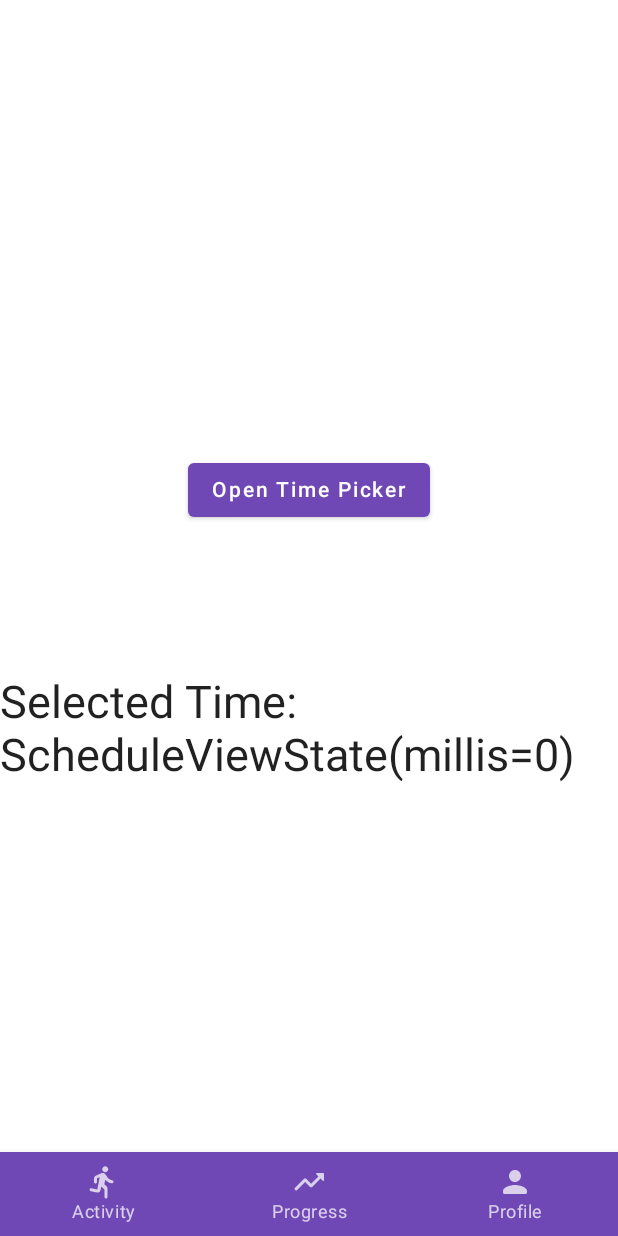
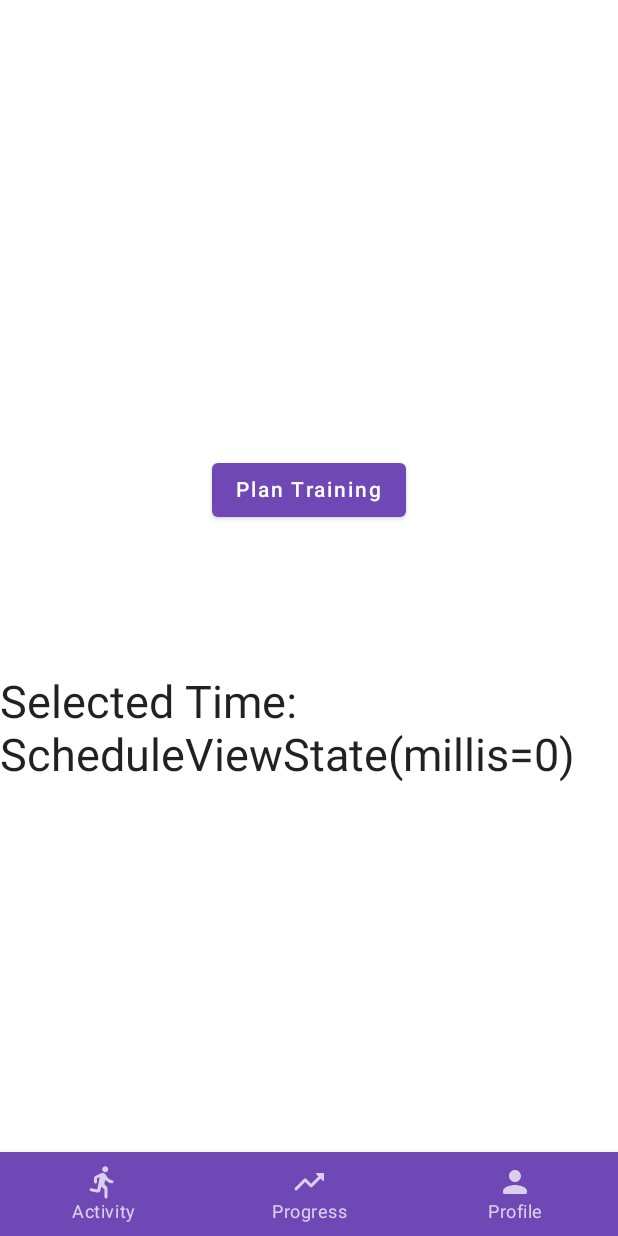
Before and after one commit to capkeik/laufen, an Android app built with Jetpack Compose: the ScheduleScreen screen opened through its navigation route, on a phone screen of 412 x 824 dp. Run offline under Robolectric (Android 15) with nearby library versions, the phone set to English and light mode, and no system bars; our stand-ins replace livedata-compose.

Commit message:
add schedule screen && time picker dialog

```diff
--- a/app/src/main/java/com/example/laufen/maps/nav/MainNavHost.kt
+++ b/app/src/main/java/com/example/laufen/maps/nav/MainNavHost.kt
@@ -8,6 +8,7 @@ import com.example.laufen.maps.nav.nested.ActivityScreens
 import com.example.laufen.maps.nav.nested.ProfileScreens
 import com.example.laufen.maps.nav.nested.ProgressScreens
 import com.example.laufen.maps.presentation.*
+import com.example.laufen.maps.presentation.schedule.ScheduleScreen
 
 @Composable
 fun MainNavHost(
--- a/app/src/main/java/com/example/laufen/maps/presentation/schedule/ScheduleScreen.kt
+++ b/app/src/main/java/com/example/laufen/maps/presentation/schedule/ScheduleScreen.kt
@@ -1,4 +1,4 @@
-package com.example.laufen.maps.presentation
+package com.example.laufen.maps.presentation.schedule
 
 import android.app.TimePickerDialog
 import androidx.compose.foundation.layout.*
@@ -13,8 +13,6 @@ import androidx.compose.ui.platform.LocalContext
 import androidx.compose.ui.unit.dp
 import androidx.compose.ui.unit.sp
 import androidx.lifecycle.viewmodel.compose.viewModel
-import com.example.laufen.maps.presentation.schedule.ScheduleViewModel
-import com.example.laufen.maps.presentation.schedule.ScheduleViewState
 import java.util.*
 
 @Composable
@@ -26,7 +24,6 @@ fun ScheduleScreen() {
     val hourOfDay = calendar[Calendar.HOUR_OF_DAY]
     val minute = calendar[Calendar.MINUTE]
 
-    // Value for storing time as a string
     val time: State<ScheduleViewState> = viewModel.viewState.observeAsState(ScheduleViewState(0))
     val timePickerDialog = TimePickerDialog(
         context,
@@ -41,19 +38,13 @@ fun ScheduleScreen() {
         modifier = Modifier.fillMaxSize(),
         verticalArrangement = Arrangement.Center, horizontalAlignment = Alignment.CenterHorizontally
     ) {
-
-        // On button click, TimePicker is
-        // displayed, user can select a time
         Button(
             onClick = { timePickerDialog.show() }
         ) {
-            Text(text = "Open Time Picker", color = Color.White)
+            Text(text = "Plan Training", color = Color.White)
         }
-
-        // Add a spacer of 100dp
         Spacer(modifier = Modifier.size(100.dp))
 
-        // Display selected time
         Text(text = "Selected Time: ${time.value}", fontSize = 30.sp)
     }
 }
```
